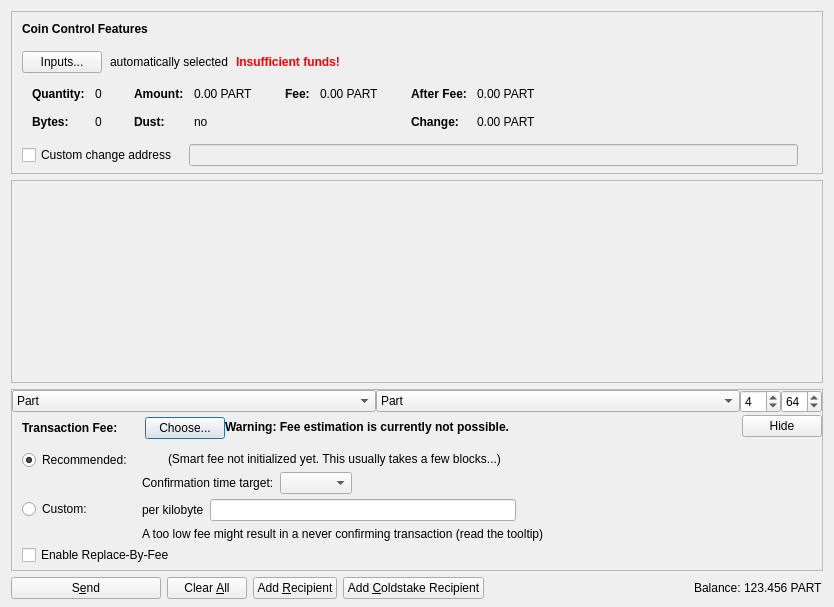
Before: the Qt Designer form src/qt/forms/sendcoinsdialog.ui in rhombus-dev-team/particl-core, drawn with Qt 5.
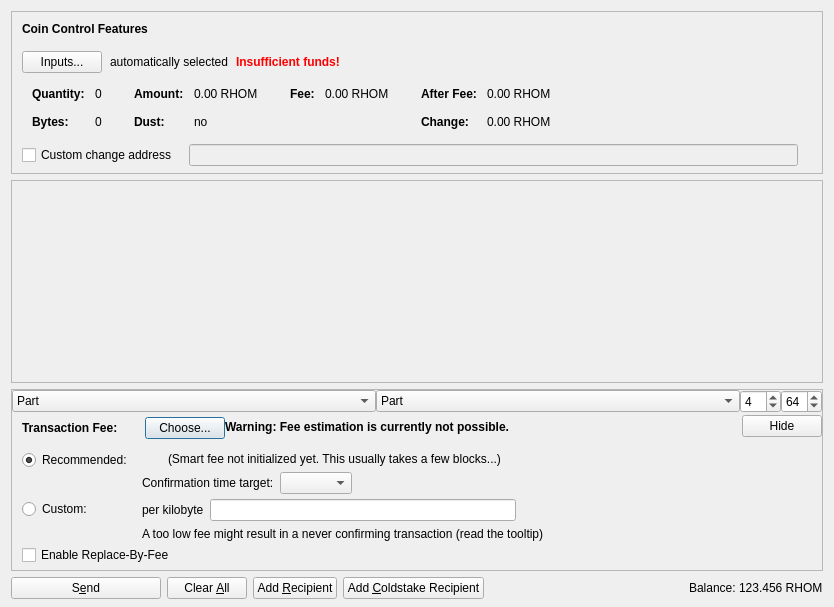
After: the same form once the commit is applied. Icons and pictures are not drawn. Custom widgets are drawn as their Qt base class.

Commit message: [Update] rebrand coin unit from PART to RHOM

The edit to the form file:
```diff
--- a/src/qt/forms/sendcoinsdialog.ui
+++ b/src/qt/forms/sendcoinsdialog.ui
@@ -324,7 +324,7 @@
                   <enum>Qt::ActionsContextMenu</enum>
                  </property>
                  <property name="text">
-                  <string notr="true">0.00 PART</string>
+                  <string notr="true">0.00 RHOM</string>
                  </property>
                  <property name="textInteractionFlags">
                   <set>Qt::LinksAccessibleByMouse|Qt::TextSelectableByKeyboard|Qt::TextSelectableByMouse</set>
@@ -404,7 +404,7 @@
                   <enum>Qt::ActionsContextMenu</enum>
                  </property>
                  <property name="text">
-                  <string notr="true">0.00 PART</string>
+                  <string notr="true">0.00 RHOM</string>
                  </property>
                  <property name="textInteractionFlags">
                   <set>Qt::LinksAccessibleByMouse|Qt::TextSelectableByKeyboard|Qt::TextSelectableByMouse</set>
@@ -455,7 +455,7 @@
                   <enum>Qt::ActionsContextMenu</enum>
                  </property>
                  <property name="text">
-                  <string notr="true">0.00 PART</string>
+                  <string notr="true">0.00 RHOM</string>
                  </property>
                  <property name="textInteractionFlags">
                   <set>Qt::LinksAccessibleByMouse|Qt::TextSelectableByKeyboard|Qt::TextSelectableByMouse</set>
@@ -484,7 +484,7 @@
                   <enum>Qt::ActionsContextMenu</enum>
                  </property>
                  <property name="text">
-                  <string notr="true">0.00 PART</string>
+                  <string notr="true">0.00 RHOM</string>
                  </property>
                  <property name="textInteractionFlags">
                   <set>Qt::LinksAccessibleByMouse|Qt::TextSelectableByKeyboard|Qt::TextSelectableByMouse</set>
@@ -1314,7 +1314,7 @@
           <cursorShape>IBeamCursor</cursorShape>
          </property>
          <property name="text">
-          <string notr="true">123.456 PART</string>
+          <string notr="true">123.456 RHOM</string>
          </property>
          <property name="textInteractionFlags">
           <set>Qt::LinksAccessibleByMouse|Qt::TextSelectableByKeyboard|Qt::TextSelectableByMouse</set>
```
The commit also changes 23 other files.
